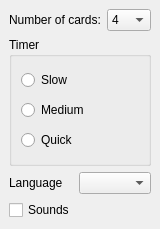
First picture: the form in src/generalui.ui, repository KDE/kard, before the edit.
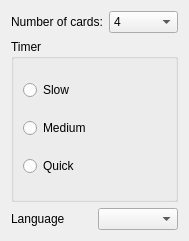
Second picture: the form after the edit. Custom widgets are drawn as their Qt base class.

Commit message: holiday work: - suppressed Sounds in Settings -> Configure Kard dialog as it's already a ToggleAction - fixed settings dialog for enums - fixed installation of themes - fixed theme setting - fixed themes names - fixed "opposites" theme game - style fixes - fullscreen action

The edit to the form file:
```diff
--- a/src/generalui.ui
+++ b/src/generalui.ui
@@ -5,61 +5,17 @@
    <rect>
     <x>0</x>
     <y>0</y>
-    <width>136</width>
-    <height>229</height>
+    <width>189</width>
+    <height>241</height>
    </rect>
   </property>
-  <layout class="QGridLayout" >
-   <property name="leftMargin" >
-    <number>9</number>
-   </property>
-   <property name="topMargin" >
-    <number>9</number>
-   </property>
-   <property name="rightMargin" >
-    <number>9</number>
-   </property>
-   <property name="bottomMargin" >
-    <number>9</number>
-   </property>
-   <property name="horizontalSpacing" >
-    <number>6</number>
-   </property>
-   <property name="verticalSpacing" >
-    <number>6</number>
-   </property>
-   <item row="0" column="0" >
-    <layout class="QVBoxLayout" >
-     <property name="spacing" >
-      <number>6</number>
-     </property>
-     <property name="leftMargin" >
-      <number>0</number>
-     </property>
-     <property name="topMargin" >
-      <number>0</number>
-     </property>
-     <property name="rightMargin" >
-      <number>0</number>
-     </property>
-     <property name="bottomMargin" >
-      <number>0</number>
-     </property>
+  <layout class="QVBoxLayout" name="verticalLayout_2" >
      <item>
       <layout class="QHBoxLayout" >
        <property name="spacing" >
         <number>6</number>
        </property>
-       <property name="leftMargin" >
-        <number>0</number>
-       </property>
-       <property name="topMargin" >
-        <number>0</number>
-       </property>
-       <property name="rightMargin" >
-        <number>0</number>
-       </property>
-       <property name="bottomMargin" >
+     <property name="margin" >
         <number>0</number>
        </property>
        <item>
@@ -106,39 +62,15 @@
       </layout>
      </item>
      <item>
-      <widget class="QGroupBox" name="kcfg_Time" >
-       <property name="whatsThis" >
-        <string>You will choose the time the cards are displayed for. Choosing slow will display the cards for 2 seconds, medium will display the cards for 1 second and quick will display the cards for only 1/2 second.</string>
-       </property>
+    <widget class="KButtonGroup" name="kcfg_Time" >
        <property name="title" >
         <string>Timer</string>
        </property>
-       <property name="checkable" >
-        <bool>false</bool>
-       </property>
-       <property name="checked" >
-        <bool>false</bool>
-       </property>
-       <layout class="QGridLayout" >
-        <property name="leftMargin" >
-         <number>9</number>
-        </property>
-        <property name="topMargin" >
-         <number>9</number>
-        </property>
-        <property name="rightMargin" >
-         <number>9</number>
-        </property>
-        <property name="bottomMargin" >
-         <number>9</number>
-        </property>
-        <property name="horizontalSpacing" >
-         <number>6</number>
-        </property>
-        <property name="verticalSpacing" >
-         <number>6</number>
-        </property>
-        <item row="0" column="0" >
+     <property name="current" stdset="0" >
+      <number>1</number>
+     </property>
+     <layout class="QVBoxLayout" name="verticalLayout" >
+      <item>
          <widget class="QRadioButton" name="slow" >
           <property name="autoFillBackground" >
            <bool>false</bool>
@@ -148,14 +80,7 @@
           </property>
          </widget>
         </item>
-        <item row="2" column="0" >
-         <widget class="QRadioButton" name="quick" >
-          <property name="text" >
-           <string>Quick</string>
-          </property>
-         </widget>
-        </item>
-        <item row="1" column="0" >
+      <item>
          <widget class="QRadioButton" name="medium" >
           <property name="text" >
            <string>Medium</string>
@@ -165,26 +90,18 @@
           </property>
          </widget>
         </item>
+      <item>
+       <widget class="QRadioButton" name="quick" >
+        <property name="text" >
+         <string>Quick</string>
+        </property>
+       </widget>
+      </item>
        </layout>
       </widget>
      </item>
      <item>
-      <layout class="QHBoxLayout" >
-       <property name="spacing" >
-        <number>6</number>
-       </property>
-       <property name="leftMargin" >
-        <number>0</number>
-       </property>
-       <property name="topMargin" >
-        <number>0</number>
-       </property>
-       <property name="rightMargin" >
-        <number>0</number>
-       </property>
-       <property name="bottomMargin" >
-        <number>0</number>
-       </property>
+    <layout class="QHBoxLayout" name="horizontalLayout" >
        <item>
         <widget class="QLabel" name="label_2" >
          <property name="text" >
@@ -201,23 +118,16 @@
        </item>
       </layout>
      </item>
-     <item>
-      <widget class="QCheckBox" name="kcfg_sound" >
-       <property name="toolTip" >
-        <string>Enable game sounds</string>
-       </property>
-       <property name="whatsThis" >
-        <string>If checked, you'll hear a sound for each card clicked and when the game is finished.</string>
-       </property>
-       <property name="text" >
-        <string>Sounds</string>
-       </property>
-      </widget>
-     </item>
-    </layout>
-   </item>
-  </layout>
+  </layout>
  </widget>
+ <customwidgets>
+  <customwidget>
+   <class>KButtonGroup</class>
+   <extends>QGroupBox</extends>
+   <header>kbuttongroup.h</header>
+   <container>1</container>
+  </customwidget>
+ </customwidgets>
  <resources/>
  <connections/>
 </ui>
```
Lines whose indentation alone changed are shown as unchanged. The commit also changes 56 other files.
